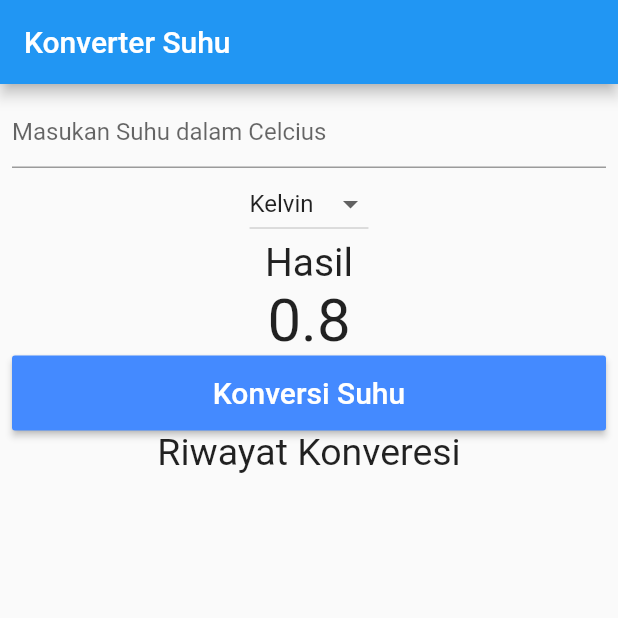
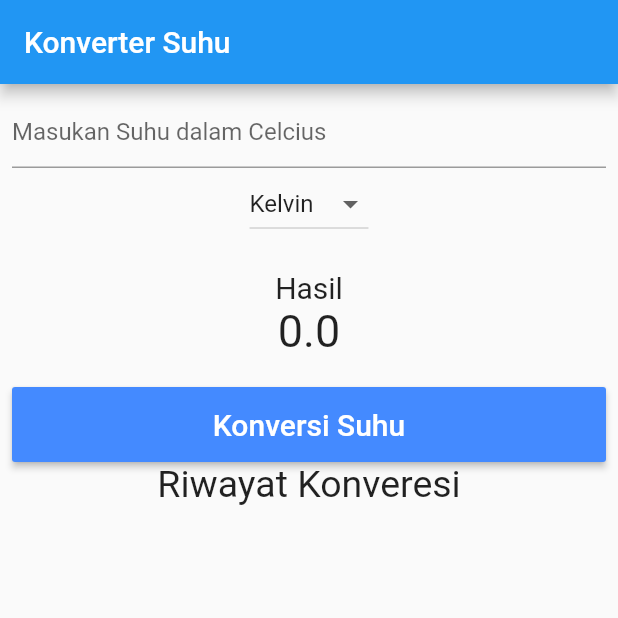
Before and after one commit to yogameleniawan/flutter_app_temperature_conversion, a Flutter app: the screen it shows after launch, on a phone screen of 412 x 824 dp, the top half of it. Run offline on Flutter 3.47's test engine with Material 2 defaults, Android fonts, the light colour scheme and no system bars.

Commit message:
praktikum 4.3.5

```diff
--- a/lib/main.dart
+++ b/lib/main.dart
@@ -66,7 +66,7 @@ class _MyAppState extends State<MyApp> {
                 value: _newValue,
                 onChanged: dropdownOnChanged,
               ),
-              Result(kelvin: _kelvin, reamor: _reamor),
+              Result(result: _result),
               Convert(konvertHandler: _konversiSuhu),
               Container(
                 child: Text(
--- a/lib/result.dart
+++ b/lib/result.dart
@@ -4,30 +4,27 @@ import 'package:flutter/services.dart';
 class Result extends StatelessWidget {
   const Result({
     Key key,
-    @required double kelvin,
-    @required double reamor,
-  })  : _kelvin = kelvin,
-        _reamor = reamor,
-        super(key: key);
-
-  final double _kelvin;
-  final double _reamor;
-
+    @required this.result,
+  }) : super(key: key);
+  final double result;
   @override
   Widget build(BuildContext context) {
     return Container(
+      margin: EdgeInsets.only(top: 20, bottom: 20),
       child: Column(
+        mainAxisAlignment: MainAxisAlignment.center,
         children: [
           Text(
             "Hasil",
-            style: TextStyle(fontSize: 26),
+            style: TextStyle(fontSize: 20),
           ),
           Text(
-            "0.8",
-            style: TextStyle(fontSize: 40),
-          ),
+            result.toStringAsFixed(1),
+            style: TextStyle(fontSize: 30),
+          )
         ],
       ),
     );
+// );
   }
 }
```
